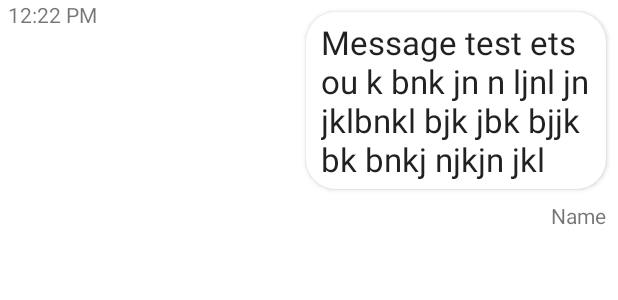
After one commit to nsingh-93/stats-tracker, an Android app: the layout recycler_item_article.xml on its own in the app's theme, with its tools: preview values and no code run, on a phone screen of 412 x 824 dp. The commit adds this screen. Shown: the top 300 px of the screen. Run offline under Robolectric (Android 15) with nearby library versions, the phone set to English and light mode, and no system bars.

Commit message:
Starting fragment setup.

```diff
--- /dev/null
+++ b/app/src/main/res/drawable/card_view.xml
@@ -0,0 +1,16 @@
+<?xml version="1.0" encoding="utf-8"?>
+
+<selector xmlns:android="http://schemas.android.com/apk/res/android">
+    <item android:state_pressed="false">
+        <shape android:shape="rectangle">
+            <solid android:color="@color/card_color_default"/>
+            <corners android:radius="20dp"/>
+        </shape>
+    </item>
+    <item android:state_pressed="true">
+        <shape android:shape="rectangle">
+            <solid android:color="@color/card_color_selected"/>
+            <corners android:radius="20dp"/>
+        </shape>
+    </item>
+</selector>
--- /dev/null
+++ b/app/src/main/res/layout/recycler_item_article.xml
@@ -0,0 +1,90 @@
+<?xml version="1.0" encoding="utf-8"?>
+<androidx.constraintlayout.widget.ConstraintLayout xmlns:android="http://schemas.android.com/apk/res/android"
+    xmlns:tools="http://schemas.android.com/tools"
+    android:layout_width="match_parent"
+    android:layout_height="wrap_content"
+    xmlns:app="http://schemas.android.com/apk/res-auto">
+
+    <ImageView
+        android:id="@+id/photoImageView"
+        android:layout_width="match_parent"
+        android:layout_height="wrap_content"
+        android:adjustViewBounds="true"
+        app:layout_constraintTop_toTopOf="parent"
+        app:layout_constraintStart_toStartOf="parent"
+        app:layout_constraintEnd_toEndOf="parent"
+        android:visibility="gone"/>
+
+    <LinearLayout
+        android:id="@+id/newsCard"
+        android:layout_width="wrap_content"
+        android:layout_height="wrap_content"
+        android:orientation="vertical"
+        android:background="@drawable/card_view"
+        android:elevation="2dp"
+        android:layout_marginBottom="@dimen/text_vertical_margin"
+        android:layout_marginTop="@dimen/text_vertical_margin"
+        android:layout_marginRight="@dimen/text_horizontal_margin"
+        app:layout_constraintTop_toBottomOf="@id/photoImageView"
+        app:layout_constraintBottom_toTopOf="@id/nameTextView"
+        app:layout_constraintEnd_toEndOf="parent">
+
+        <TextView
+            android:id="@+id/messageTextView"
+            android:layout_width="wrap_content"
+            android:layout_height="wrap_content"
+            android:paddingStart="10dp"
+            android:paddingEnd="10dp"
+            android:paddingTop="5dp"
+            android:paddingBottom="5dp"
+            android:textAppearance="?android:attr/textAppearanceLarge"
+            android:maxWidth="200dp"
+            tools:text="Message test ets ou k bnk jn n ljnl jn jklbnkl bjk jbk bjjk bk bnkj njkjn jkl"/>
+
+    </LinearLayout>
+
+<!--    <TextView
+        android:id="@+id/messageTextView"
+        android:layout_width="wrap_content"
+        android:layout_height="wrap_content"
+        android:paddingStart="10dp"
+        android:paddingEnd="10dp"
+        android:paddingTop="5dp"
+        android:paddingBottom="5dp"
+        android:textAppearance="?android:attr/textAppearanceLarge"
+        android:maxWidth="350dp"
+        android:background="@drawable/text_bubble_user"
+        android:elevation="2dp"
+        tools:text="Message test ets ou k bnk jn n ljnl jn jklbnkl bjk jbk bjjk bk bnkj njkjn jkl"
+        android:layout_marginBottom="@dimen/text_vertical_margin"
+        android:layout_marginTop="@dimen/text_vertical_margin"
+        android:layout_marginRight="@dimen/text_horizontal_margin"
+        app:layout_constraintTop_toBottomOf="@id/photoImageView"
+        app:layout_constraintBottom_toTopOf="@id/nameTextView"
+        app:layout_constraintEnd_toEndOf="parent"/>-->
+
+    <TextView
+        android:id="@+id/nameTextView"
+        android:layout_width="wrap_content"
+        android:layout_height="wrap_content"
+        android:layout_marginRight="@dimen/text_horizontal_margin"
+        android:textAppearance="?android:attr/textAppearanceSmall"
+        app:layout_constraintEnd_toEndOf="parent"
+        app:layout_constraintTop_toBottomOf="@id/textBubble"
+        app:layout_constraintBottom_toBottomOf="parent"
+        tools:text="Name" />
+
+    <TextView
+        android:id="@+id/txtTimestamp"
+        android:layout_width="wrap_content"
+        android:layout_height="wrap_content"
+        android:paddingStart="5dp"
+        android:paddingEnd="8dp"
+        android:gravity="right"
+        android:text="12:22 PM"
+        android:textSize="14dp"
+        app:layout_constraintEnd_toStartOf="@id/textBubble"
+        app:layout_constraintBottom_toBottomOf="@id/textBubble"
+        android:visibility="visible"/>
+
+</androidx.constraintlayout.widget.ConstraintLayout>
--- a/app/src/main/res/values/colors.xml
+++ b/app/src/main/res/values/colors.xml
@@ -7,4 +7,10 @@
     <color name="teal_700">#FF018786</color>
     <color name="black">#FF000000</color>
     <color name="white">#FFFFFFFF</color>
+
+
+    <!--News Card Views-->
+    <color name="card_color_default">#FFFFFF</color>
+    <color name="card_color_selected">#A0FFA0</color>
+
 </resources>
```
